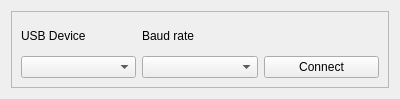
Above: src/pyqtier/plugins/usb_plugin/views/templates/usb_control_with_baudrate.ui from Korzhak/PyQtier before the change. Below: the same form after it.
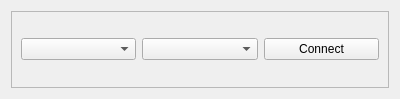
That is the form after the change. Custom widgets are drawn as their Qt base class.

Commit message: removed extra words in usb plugin

```diff
--- a/src/pyqtier/plugins/usb_plugin/views/templates/usb_control_with_baudrate.ui
+++ b/src/pyqtier/plugins/usb_plugin/views/templates/usb_control_with_baudrate.ui
@@ -23,33 +23,19 @@
       <enum>QFrame::Raised</enum>
      </property>
      <layout class="QGridLayout" name="gridLayout">
-      <item row="0" column="0">
-       <widget class="QLabel" name="label">
-        <property name="text">
-         <string>USB Device</string>
-        </property>
-       </widget>
-      </item>
       <item row="0" column="1">
-       <widget class="QLabel" name="label_2">
-        <property name="text">
-         <string>Baud rate</string>
-        </property>
-       </widget>
-      </item>
-      <item row="1" column="0">
-       <widget class="ExtendedComboBox" name="cb_list_usb_devices"/>
-      </item>
-      <item row="1" column="1">
        <widget class="QComboBox" name="cb_list_baud_rates"/>
       </item>
-      <item row="1" column="2">
+      <item row="0" column="2">
        <widget class="QPushButton" name="bt_connect_disconnect">
         <property name="text">
          <string>Connect</string>
         </property>
        </widget>
       </item>
+      <item row="0" column="0">
+       <widget class="ExtendedComboBox" name="cb_list_usb_devices"/>
+      </item>
      </layout>
     </widget>
    </item>
```
